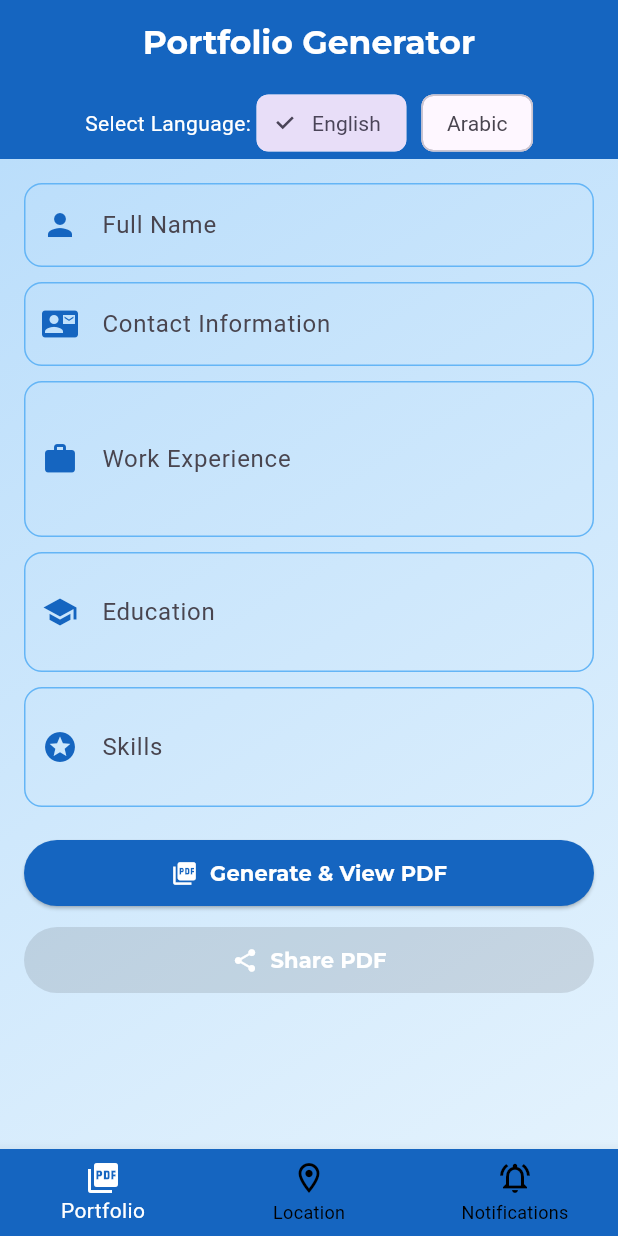
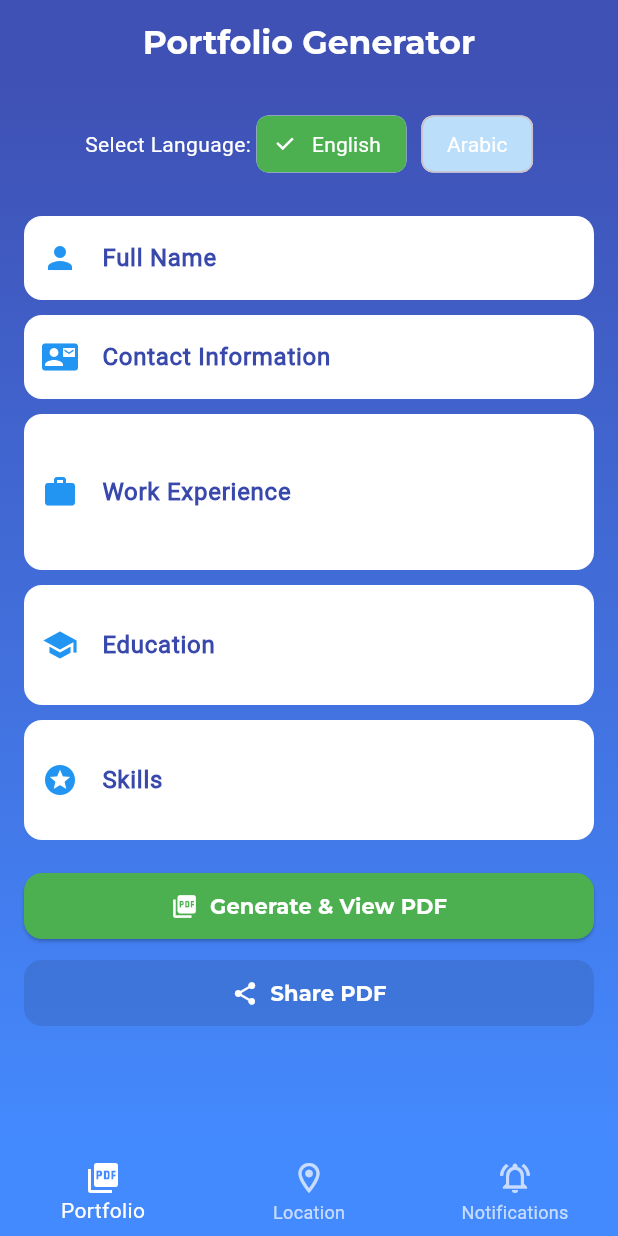
Before and after one commit to mahmoudyoussef3/rasid_intern_task, a Flutter app: the screen it shows after launch, on a phone screen of 412 x 824 dp. Run offline on Flutter 3.47's test engine with Material 3 defaults, Android fonts, the phone set to English and light mode, and no system bars; our stand-ins replace bloc, flutter_bloc, flutter_local_notifications, geocoding, geolocator, google_fonts and 5 more; missing offline and left inert: one_clock.

Commit message:
RASID intern task finished.

```diff
--- a/lib/Features/Portfolio/screen/portfolio.dart
+++ b/lib/Features/Portfolio/screen/portfolio.dart
@@ -47,10 +47,23 @@ class _PortfolioScreenState extends State<PortfolioScreen> {
             color: Colors.white,
           ),
         ),
-        backgroundColor: Colors.blue[800],
-        bottom: PreferredSize(
-          preferredSize: const Size.fromHeight(50),
-          child: Row(
+        backgroundColor: Colors.indigo,
+      ),
+      body: Container(
+        decoration: const BoxDecoration(
+          gradient: LinearGradient(
+            colors: [Colors.indigo, Colors.blueAccent],
+            begin: Alignment.topCenter,
+            end: Alignment.bottomCenter,
+          ),
+        ),
+        child: Padding(
+          padding: const EdgeInsets.all(16.0),
+          child: Form(
+            key: _formKey,
+            child: ListView(
+              children: [
+                Row(
                   mainAxisAlignment: MainAxisAlignment.center,
                   children: [
                     const Text(
@@ -58,8 +71,16 @@ class _PortfolioScreenState extends State<PortfolioScreen> {
                       style: TextStyle(color: Colors.white),
                     ),
                     ChoiceChip(
-                label: const Text('English'),
+                      checkmarkColor: Colors.white,
+                      label: const Text(
+                        'English',
+                        style: TextStyle(color: Colors.white),
+                      ),
                       selected: _selectedLanguage == Language.english,
+                      selectedColor:
+                          const Color(0xff4caf50), // Sky blue for selection
+                      backgroundColor:
+                          const Color(0xFFBBDEFB), // Light blue background
                       onSelected: (selected) {
                         setState(() {
                           _selectedLanguage = Language.english;
@@ -68,8 +89,14 @@ class _PortfolioScreenState extends State<PortfolioScreen> {
                     ),
                     const SizedBox(width: 10),
                     ChoiceChip(
-                label: const Text('Arabic'),
+                      label: const Text(
+                        'Arabic',
+                        style: TextStyle(color: Colors.white),
+                      ),
                       selected: _selectedLanguage == Language.arabic,
+                      selectedColor: const Color(0xff4caf50),
+                      checkmarkColor: Colors.white,
+                      backgroundColor: const Color(0xFFBBDEFB),
                       onSelected: (selected) {
                         setState(() {
                           _selectedLanguage = Language.arabic;
@@ -78,35 +105,24 @@ class _PortfolioScreenState extends State<PortfolioScreen> {
                     ),
                   ],
                 ),
+                SizedBox(
+                  height: 24,
                 ),
-      ),
-      body: Container(
-        decoration: BoxDecoration(
-          gradient: LinearGradient(
-            colors: [Colors.blue[100]!, Colors.blue[50]!],
-            begin: Alignment.topLeft,
-            end: Alignment.bottomRight,
-          ),
-        ),
-        child: Padding(
-          padding: const EdgeInsets.all(16.0),
-          child: Form(
-            key: _formKey,
-            child: ListView(
-              children: [
                 _selectedLanguage == Language.english
                     ? BuildEnglishForm(
                         enContactController: _enContactController,
                         enExperienceController: _enExperienceController,
                         enEducationController: _enEducationController,
                         enSkillsController: _enSkillsController,
-                        enPersonalInfoController: _enPersonalInfoController)
+                        enPersonalInfoController: _enPersonalInfoController,
+                      )
                     : BuildArabicForm(
                         arContactController: _arContactController,
                         arPersonalInfoController: _arPersonalInfoController,
                         arExperienceController: _arExperienceController,
                         arEducationController: _arEducationController,
-                        arSkillsController: _arSkillsController),
+                        arSkillsController: _arSkillsController,
+                      ),
                 const SizedBox(height: 20),
                 ElevatedButton.icon(
                   onPressed: generatePDF,
@@ -127,8 +143,11 @@ class _PortfolioScreenState extends State<PortfolioScreen> {
                           ),
                         ),
                   style: ElevatedButton.styleFrom(
-                    backgroundColor: Colors.blue[800],
+                    backgroundColor: Color(0xff4caf50), // Deep blue for buttons
                     padding: const EdgeInsets.symmetric(vertical: 12),
+                    shape: RoundedRectangleBorder(
+                      borderRadius: BorderRadius.circular(12),
+                    ),
                   ),
                 ),
                 const SizedBox(height: 10),
@@ -147,8 +166,13 @@ class _PortfolioScreenState extends State<PortfolioScreen> {
                     ),
                   ),
                   style: ElevatedButton.styleFrom(
-                    backgroundColor: Colors.blue[600],
+                    backgroundColor: const Color(
+                        0xffFD9600
+                        ), // Sky blue for secondary button
                     padding: const EdgeInsets.symmetric(vertical: 12),
+                    shape: RoundedRectangleBorder(
+                      borderRadius: BorderRadius.circular(12),
+                    ),
                   ),
                 ),
               ],
--- a/lib/Features/Portfolio/widgets/build_text_field.dart
+++ b/lib/Features/Portfolio/widgets/build_text_field.dart
@@ -29,20 +29,32 @@ class BuildTextField extends StatelessWidget {
           : TextAlign.left,
       decoration: InputDecoration(
         labelText: label,
+        labelStyle: const TextStyle(
+          color: Color(0xFF3949AB), // Deep blue for the label
+          fontWeight: FontWeight.bold,
+        ),
         hintText: hint,
-        prefixIcon: Icon(icon, color: Colors.blue[800]),
+        hintStyle: TextStyle(color: Colors.grey.shade600),
+        prefixIcon:
+            Icon(icon, color: const Color(0xff2195f1)), // Sky blue for the icon
+        filled: true,
+        fillColor: Colors.white, // Light blue background
         border: OutlineInputBorder(
           borderRadius: BorderRadius.circular(12),
-          borderSide: const BorderSide(color: Colors.blue),
+          borderSide: const BorderSide(color: Colors.transparent),
         ),
         enabledBorder: OutlineInputBorder(
           borderRadius: BorderRadius.circular(12),
-          borderSide: BorderSide(color: Colors.blue[300]!),
+          borderSide: const BorderSide(color: Colors.transparent),
         ),
         focusedBorder: OutlineInputBorder(
           borderRadius: BorderRadius.circular(12),
-          borderSide: BorderSide(color: Colors.blue[800]!, width: 2),
+          borderSide: const BorderSide(
+              color: Color(0xFF3949AB), width: 2), // Deep blue border
         ),
+      ),
+      style: const TextStyle(
+        color: Colors.black, // Input text color
       ),
       validator: (value) {
         if (value == null || value.isEmpty) {
--- a/lib/Features/location/cubit/location_cubit.dart
+++ b/lib/Features/location/cubit/location_cubit.dart
@@ -98,6 +98,7 @@ class LocationCubit extends Cubit<LocationState> {
   }
 
   Future<void> checkLocationPermissions() async {
+    Geolocator.requestPermission();
     var permission = await Geolocator.checkPermission();
     if (permission == LocationPermission.denied) {
       await Geolocator.requestPermission();
--- a/lib/Features/location/widgets/build_action_button.dart
+++ b/lib/Features/location/widgets/build_action_button.dart
@@ -25,7 +25,7 @@ class BuildActionButton extends StatelessWidget {
       ),
       style: ElevatedButton.styleFrom(
         padding: const EdgeInsets.symmetric(vertical: 16),
-        backgroundColor: Colors.blue[800],
+        backgroundColor: const Color(0xff4caf50),
         shape: RoundedRectangleBorder(borderRadius: BorderRadius.circular(12)),
         elevation: 5,
       ),
--- a/lib/Features/location/widgets/build_coordinates_input_card.dart
+++ b/lib/Features/location/widgets/build_coordinates_input_card.dart
@@ -58,8 +58,7 @@ class BuildCoordinatesInputCard extends StatelessWidget {
           IconButton(
             icon: const Icon(Icons.search, color: Colors.white),
             style: ButtonStyle(
-              backgroundColor: WidgetStatePropertyAll(Colors.blue[800])
-            ),
+                backgroundColor: WidgetStatePropertyAll(Color(0xff2195f1))),
             onPressed: () => cubit.getLocationFromCoordinates(
               double.tryParse(latController.text) ?? 0.0,
               double.tryParse(longController.text) ?? 0.0,
--- a/lib/Features/location/widgets/build_maps_input_card.dart
+++ b/lib/Features/location/widgets/build_maps_input_card.dart
@@ -18,7 +18,7 @@ class BuildMapsInputCard extends StatelessWidget {
         controller: mapsLinkController,
         decoration: InputDecoration(
           hintText: "Enter Google Maps link",
-          prefixIcon: Icon(Icons.map, color: Colors.blue[800]),
+          prefixIcon: const Icon(Icons.map, color: Color(0xff2195f1)),
           border: OutlineInputBorder(
             borderRadius: BorderRadius.circular(12),
             borderSide: BorderSide(color: Colors.blue[800]!),
@@ -31,8 +31,8 @@ class BuildMapsInputCard extends StatelessWidget {
             padding: const EdgeInsets.all(8.0),
             child: IconButton(
               icon: const Icon(Icons.search, color: Colors.white),
-              style: ButtonStyle(
-                  backgroundColor: WidgetStatePropertyAll(Colors.blue[800])),
+              style: const ButtonStyle(
+                  backgroundColor: WidgetStatePropertyAll(Color(0xff2195f1))),
               onPressed: () =>
                   cubit.extractCoordinatesFromLink(mapsLinkController.text),
             ),
--- a/lib/bottom_nav_bar_manager_screen/manager_screen.dart
+++ b/lib/bottom_nav_bar_manager_screen/manager_screen.dart
@@ -21,7 +21,10 @@ class _ManagerScreenState extends State<ManagerScreen> {
   Widget build(BuildContext context) {
     return Scaffold(
       bottomNavigationBar: BottomNavigationBar(
-        backgroundColor: Colors.blue[800],
+        backgroundColor: Colors.blueAccent,
+        elevation: 0,
+        selectedItemColor: Colors.white,
+        unselectedItemColor: Colors.white70,
         items: const [
           BottomNavigationBarItem(
               icon: Icon(Icons.picture_as_pdf), label: 'Portfolio'),
@@ -32,8 +35,6 @@ class _ManagerScreenState extends State<ManagerScreen> {
               label: 'Notifications'),
         ],
         currentIndex: _selectedTab,
-        selectedItemColor: Colors.white,
-        unselectedItemColor: Colors.black,
         onTap: (value) {
           setState(() {
             _selectedTab = value;
--- a/lib/main.dart
+++ b/lib/main.dart
@@ -22,9 +22,9 @@ class RASIDTask extends StatelessWidget {
   Widget build(BuildContext context) {
     return MaterialApp(
       debugShowCheckedModeBanner: false,
-      home: MultiBlocProvider(providers: [
-        BlocProvider(create: (context) => LocationCubit()),
-      ], child: const ManagerScreen()),
-    );
+      home:
+        BlocProvider(create: (context) => LocationCubit(),
+       child: const ManagerScreen()));
+
   }
 }
--- a/pubspec.yaml
+++ b/pubspec.yaml
@@ -45,7 +45,7 @@ dependencies:
   url_launcher: ^6.3.1
   timezone: ^0.10.0
   google_fonts: ^6.2.1
-  syncfusion_flutter_pdfviewer: ^27.2.5
+  syncfusion_flutter_pdfviewer: ^28.1.33
   bloc: ^8.1.4
   flutter_bloc: ^8.1.6
   permission_handler: ^11.3.1
```
Also changed, not shown: lib/Features/Notifications/screens/notification.dart (+65 -36 lines), lib/Features/Notifications/widgets/build_notification_button.dart (+23 -35 lines), lib/Features/Notifications/widgets/show_analog_clock.dart (+6 -5 lines), lib/Features/location/screen/location_screen.dart (+13 -10 lines), lib/Features/location/widgets/build_card.dart (+10 -8 lines), lib/Features/location/widgets/build_title_section.dart (+5 -5 lines), pubspec.lock, screen_shots/location.jpg, screen_shots/notification.jpg, screen_shots/porfolio_generator.jpg (deleted), screen_shots/portfolio_generator.jpg (added), 3 other files. Lines whose indentation alone changed are shown as unchanged.
